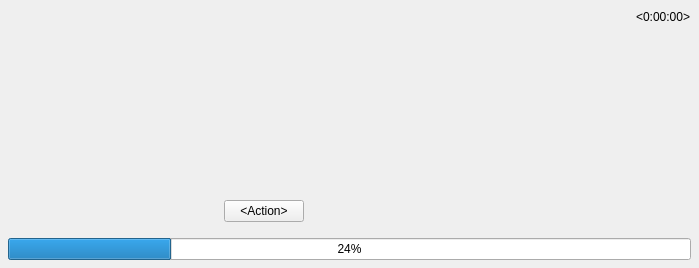
Old version of the form client/nx_client_desktop/src/nx/client/desktop/event_search/widgets/event_tile.ui in the repository networkoptix/nx_open.
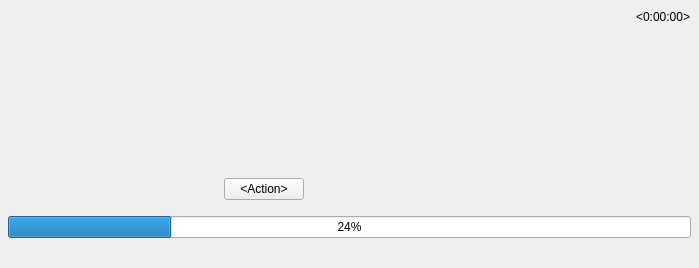
New version of the form. Custom widgets are drawn as their Qt base class.

Commit message:
Support for infinite progress and for progress description in the Right Panel
<==== Mercurial data ====>
Branch: vms

What changed in the file:
```diff
--- a/client/nx_client_desktop/src/nx/client/desktop/event_search/widgets/event_tile.ui
+++ b/client/nx_client_desktop/src/nx/client/desktop/event_search/widgets/event_tile.ui
@@ -307,6 +307,19 @@
         </property>
        </widget>
       </item>
+      <item>
+       <widget class="QLabel" name="progressDescriptionLabel">
+        <property name="text">
+         <string notr="true">&lt;Textual description of operation with progress&gt;</string>
+        </property>
+        <property name="wordWrap">
+         <bool>true</bool>
+        </property>
+        <property name="openExternalLinks">
+         <bool>true</bool>
+        </property>
+       </widget>
+      </item>
      </layout>
     </widget>
    </item>
```
The commit also changes 4 other files.
